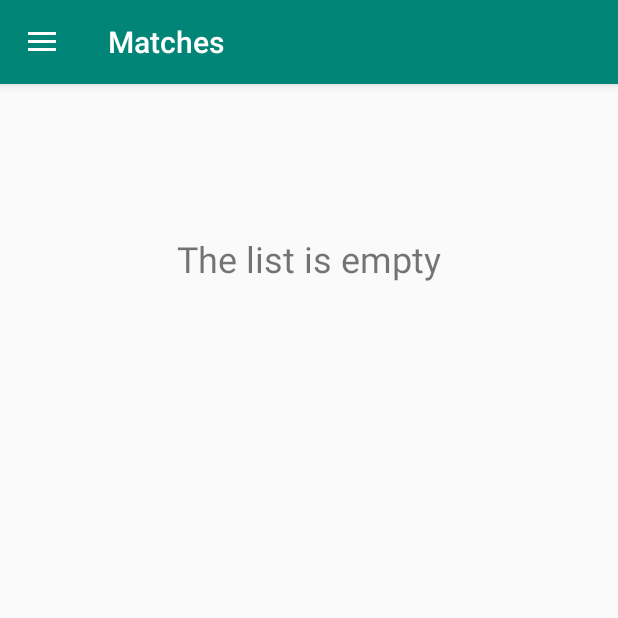
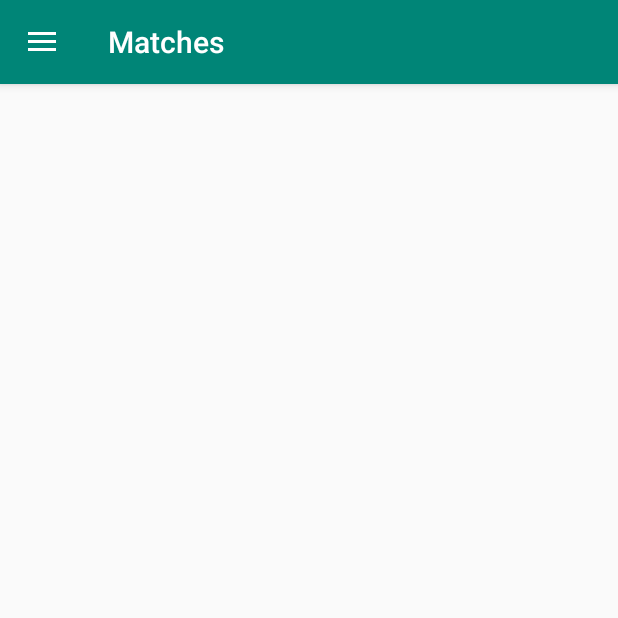
Before and after one commit to rallerG/English_teaching_platform, an Android app: the fragment ListFragment placed in its activity, in the side drawer, after a tap on "Matches", on a phone screen of 412 x 824 dp, the top half of it. Run offline under Robolectric (Android 15) with nearby library versions, the light colour scheme and no system bars; Roboto replaces fonts that are not available here; 7 statements that could not run were skipped.

Commit message:
Update fragment_favorite_list.xml

```diff
--- a/app/src/main/res/layout/fragment_favorite_list.xml
+++ b/app/src/main/res/layout/fragment_favorite_list.xml
@@ -7,36 +7,36 @@
     android:orientation="vertical"
     tools:context=".view.ListFragment">
 
-    <TextView
-        android:id="@+id/emptyList"
-        android:layout_width="wrap_content"
-        android:layout_height="wrap_content"
-        android:layout_gravity="center_horizontal"
-        android:layout_marginTop="100dp"
-        android:text="The list is empty"
-        android:textAlignment="center"
-        android:textSize="24sp" />
-
     <LinearLayout
         android:layout_width="match_parent"
-        android:layout_height="wrap_content"
+        android:layout_height="100dp"
         android:layout_marginTop="200dp"
         android:gravity="center"
         android:orientation="vertical"
         android:visibility="invisible">
 
+        <TextView
+            android:id="@+id/emptyList"
+            android:layout_width="wrap_content"
+            android:layout_height="wrap_content"
+            android:layout_gravity="center_horizontal"
+            android:text="The list is empty"
+            android:textAlignment="center"
+            android:textSize="24sp" />
+
         <ProgressBar
             android:id="@+id/loader3"
             style="?android:attr/progressBarStyle"
             android:layout_width="wrap_content"
-            android:layout_height="wrap_content" />
+            android:layout_height="wrap_content"
+            android:visibility="visible" />
     </LinearLayout>
 
     <android.support.v7.widget.RecyclerView xmlns:android="http://schemas.android.com/apk/res/android"
         android:id="@+id/list"
         android:layout_width="match_parent"
         android:layout_height="match_parent"
-        android:layout_marginTop="-200dp"
+        android:layout_marginTop="-300dp"
         android:baselineAligned="true"
         android:scrollbars="vertical"
         tools:listitem="@layout/recycler_view_card_item" />
```
